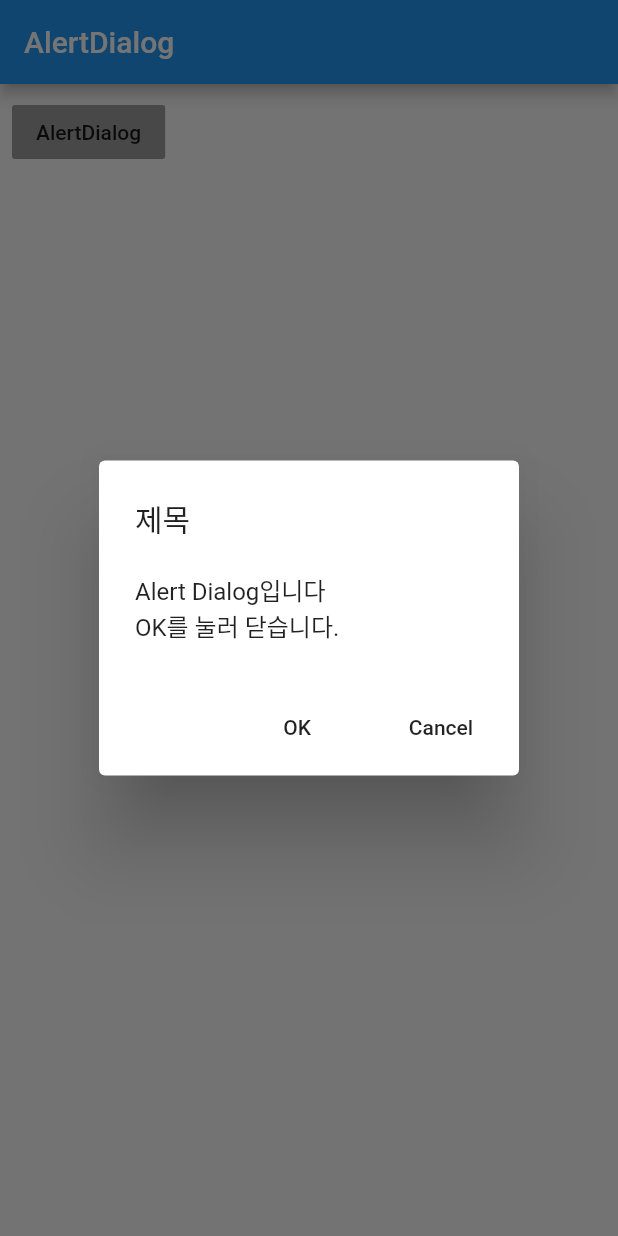
After one commit to karais89/flutter_survival_coding, a Flutter app: the AlertDialogPage screen opened directly, after a tap on "AlertDialog", on a phone screen of 412 x 824 dp. The commit adds this screen. Run offline on Flutter 3.47's test engine with Material 2 defaults, Android fonts, the phone set to English and light mode, and no system bars.

Commit message:
AlertDialog

```diff
--- /dev/null
+++ b/chapter05/lib/dialog/alert_dialog_page.dart
@@ -0,0 +1,53 @@
+import 'package:flutter/material.dart';
+
+class AlertDialogPage extends StatelessWidget {
+  @override
+  Widget build(BuildContext context) {
+    return Scaffold(
+      appBar: AppBar(
+        title: Text('AlertDialog'),
+      ),
+      body: Padding(
+        padding: const EdgeInsets.all(8.0),
+        child: FlatButton(
+          color: Colors.grey,
+          disabledColor: Colors.grey,
+          child: Text('AlertDialog'),
+          onPressed: () {
+            showDialog(
+              context: context,
+              barrierDismissible: false, // user must tap button!
+              builder: (BuildContext context) {
+                return AlertDialog(
+                  title: Text('제목'),
+                  content: SingleChildScrollView(
+                    child: ListBody(
+                      children: <Widget>[
+                        Text('Alert Dialog입니다'),
+                        Text('OK를 눌러 닫습니다.'),
+                      ],
+                    ),
+                  ),
+                  actions: <Widget>[
+                    FlatButton(
+                      child: Text('OK'),
+                      onPressed: () {
+                        Navigator.of(context).pop();
+                      },
+                    ),
+                    FlatButton(
+                      child: Text('Cancel'),
+                      onPressed: () {
+                        Navigator.of(context).pop();
+                      },
+                    ),
+                  ],
+                );
+              },
+            );
+          },
+        ),
+      ),
+    );
+  }
+}
--- a/chapter05/lib/menu_page.dart
+++ b/chapter05/lib/menu_page.dart
@@ -1,3 +1,4 @@
+import 'package:chapter05/dialog/dialog_menu.dart';
 import 'package:flutter/material.dart';
 import 'package:chapter05/component/my_list_tile.dart';
 import 'package:chapter05/input/input_menu.dart';
@@ -15,6 +16,10 @@ class MenuPage extends StatelessWidget {
             title: '5.1 입력용 위젯',
             page: InputMenu(),
           ),
+          MyListTile(
+            title: '5.2 다이얼로그',
+            page: DialogMenu(),
+          ),
         ],
       ),
     );
```
Also changed, not shown: chapter05/lib/dialog/dialog_menu.dart (added, +22 -0 lines).
